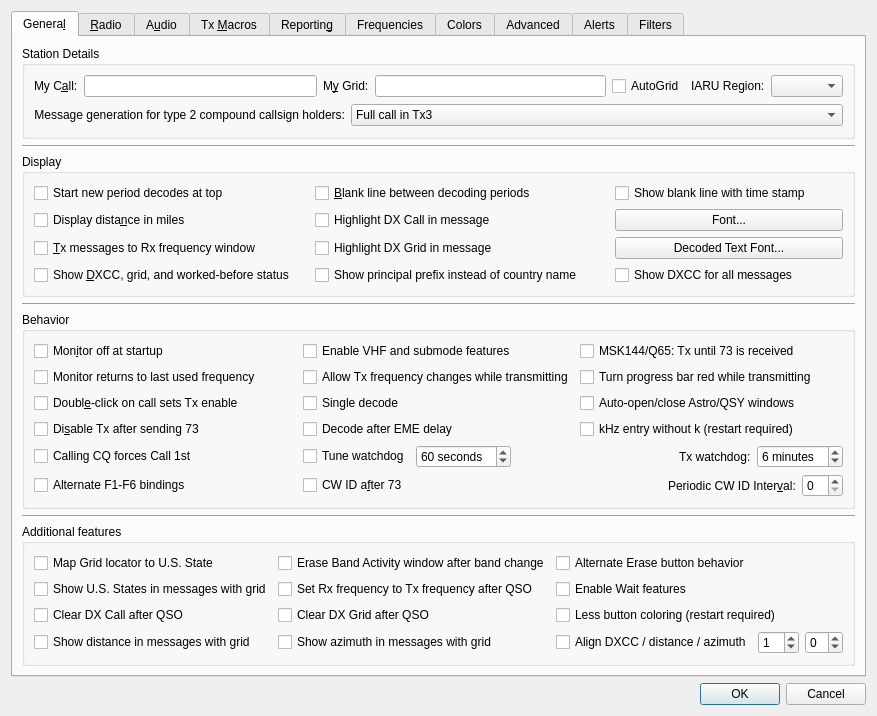
First picture: the form in Configuration.ui, repository uaro-radio/wsjtx, before the edit.
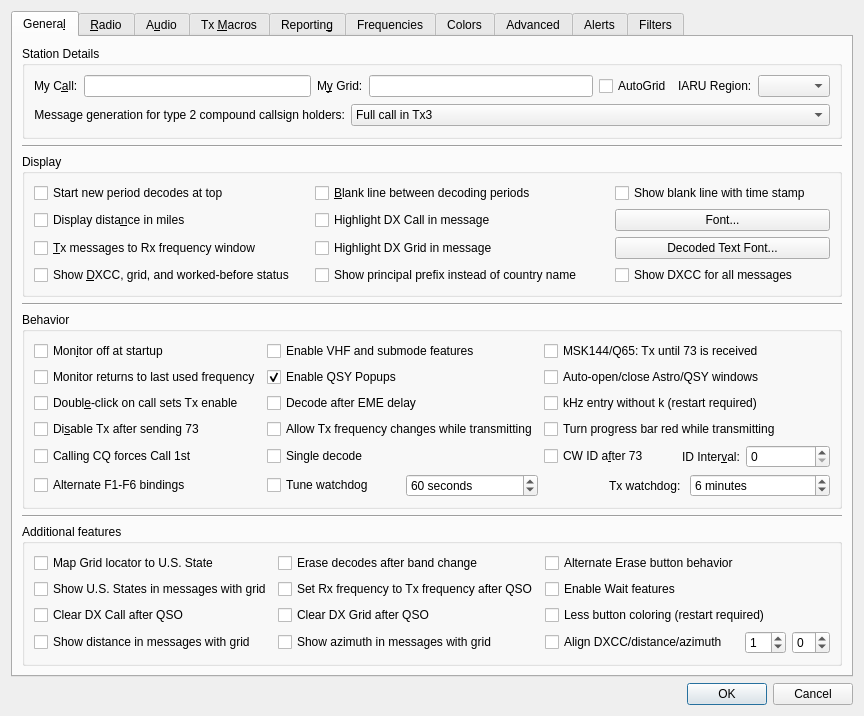
Second picture: the form after the edit. Custom widgets are drawn as their Qt base class.

Commit message: Update to 241018-006r: Move Enable QSY Messages checkbox to the View menu + Save and restore more QSYMessageCreator parameters.

Patch:
```diff
--- a/Configuration.ui
+++ b/Configuration.ui
@@ -6,7 +6,7 @@
    <rect>
     <x>0</x>
     <y>0</y>
-    <width>840</width>
+    <width>825</width>
     <height>705</height>
    </rect>
   </property>
@@ -303,28 +303,8 @@
          <property name="title">
           <string>Behavior</string>
          </property>
-         <layout class="QGridLayout" name="gridLayout_8">
-          <item row="0" column="2">
-           <widget class="QCheckBox" name="repeat_Tx_check_box">
-            <property name="toolTip">
-             <string>&lt;html&gt;&lt;head/&gt;&lt;body&gt;&lt;p&gt;Tx until 73 is received when in MSK144 or Q65 mode. &lt;/p&gt;&lt;/body&gt;&lt;/html&gt;</string>
-            </property>
-            <property name="text">
-             <string>MSK144/Q65: Tx until 73 is received</string>
-            </property>
-           </widget>
-          </item>
-          <item row="1" column="0">
-           <widget class="QCheckBox" name="monitor_last_used_check_box">
-            <property name="toolTip">
-             <string>&lt;html&gt;&lt;head/&gt;&lt;body&gt;&lt;p&gt;Check this if you wish to automatically return to the last monitored frequency when monitor is enabled, leave it unchecked if you wish to have the current rig frequency maintained.&lt;/p&gt;&lt;/body&gt;&lt;/html&gt;</string>
-            </property>
-            <property name="text">
-             <string>Monitor returns to last used frequency</string>
-            </property>
-           </widget>
-          </item>
-          <item row="3" column="0">
+         <layout class="QGridLayout" name="gridLayout_8" rowstretch="0,0,0,0,0,0,0,0" columnstretch="2,3,0,2">
+          <item row="5" column="0">
            <widget class="QCheckBox" name="disable_TX_on_73_check_box">
             <property name="toolTip">
              <string>Turns off automatic transmissions after sending a 73 or any other free
@@ -335,10 +315,20 @@
             </property>
            </widget>
           </item>
-          <item row="2" column="1">
-           <widget class="QCheckBox" name="single_decode_check_box">
+          <item row="4" column="0">
+           <widget class="QCheckBox" name="quick_call_check_box">
+            <property name="toolTip">
+             <string>Automatic transmission mode.</string>
+            </property>
             <property name="text">
-             <string>Single decode</string>
+             <string>Doubl&amp;e-click on call sets Tx enable</string>
+            </property>
+           </widget>
+          </item>
+          <item row="7" column="0">
+           <widget class="QCheckBox" name="alternate_bindings_check_box">
+            <property name="text">
+             <string>Alternate F1-F6 bindings</string>
             </property>
            </widget>
           </item>
@@ -349,57 +339,23 @@
             </property>
            </widget>
           </item>
-          <item row="8" column="0">
-           <widget class="QCheckBox" name="alternate_bindings_check_box">
-            <property name="text">
-             <string>Alternate F1-F6 bindings</string>
-            </property>
-           </widget>
-          </item>
-          <item row="3" column="2">
-           <widget class="QCheckBox" name="kHz_without_k_check_box">
+          <item row="1" column="0">
+           <widget class="QCheckBox" name="monitor_last_used_check_box">
             <property name="toolTip">
              <string>&lt;html&gt;&lt;head/&gt;&lt;body&gt;&lt;p&gt;Allow kHz frequency offset entry without 'k' suffix.&lt;/p&gt;&lt;/body&gt;&lt;/html&gt;</string>
             </property>
             <property name="text">
-             <string>kHz entry without k (restart required)</string>
+             <string>Monitor returns to last used frequency</string>
             </property>
            </widget>
           </item>
-          <item row="2" column="2">
-           <widget class="QCheckBox" name="auto_astro_check_box">
-            <property name="toolTip">
-             <string>&lt;html&gt;&lt;head/&gt;&lt;body&gt;&lt;p&gt;Open the Astronomical Data window automatically when switching to Q65 or JT65 mode and Decode after EME delay is enabled, and close it when no longer needed.&lt;/p&gt;&lt;p&gt;Open the QSYMessage Creator automatically if the VHF Features are enabled and such QSY messages are applicable.&lt;/p&gt;&lt;/body&gt;&lt;/html&gt;</string>
-            </property>
-            <property name="text">
-             <string>Auto-open/close Astro/QSY windows</string>
-            </property>
-           </widget>
-          </item>
-          <item row="3" column="1">
+          <item row="4" column="1">
            <widget class="QCheckBox" name="decode_at_52s_check_box">
             <property name="text">
              <string>Decode after EME delay</string>
             </property>
            </widget>
           </item>
-          <item row="1" column="2">
-           <widget class="QCheckBox" name="progress_bar_check_box">
-            <property name="toolTip">
-             <string>&lt;html&gt;&lt;head/&gt;&lt;body&gt;&lt;p&gt;Turn the progress bar red while transmitting.&lt;/p&gt;&lt;/body&gt;&lt;/html&gt;</string>
-            </property>
-            <property name="text">
-             <string>Turn progress bar red while transmitting</string>
-            </property>
-           </widget>
-          </item>
-          <item row="0" column="1">
-           <widget class="QCheckBox" name="enable_VHF_features_check_box">
-            <property name="text">
-             <string>Enable VHF and submode features</string>
-            </property>
-           </widget>
-          </item>
           <item row="0" column="0">
            <widget class="QCheckBox" name="monitor_off_check_box">
             <property name="toolTip">
@@ -413,32 +369,43 @@
             </property>
            </widget>
           </item>
-          <item row="8" column="1" colspan="2">
-           <layout class="QHBoxLayout" name="horizontalLayout_9">
-            <item>
-             <widget class="QCheckBox" name="CW_id_after_73_check_box">
-              <property name="toolTip">
-               <string>Send a CW ID after every 73 or free text message.</string>
-              </property>
-              <property name="text">
-               <string>CW ID a&amp;fter 73</string>
-              </property>
-             </widget>
-            </item>
-            <item>
-             <spacer name="horizontalSpacer">
-              <property name="orientation">
-               <enum>Qt::Horizontal</enum>
-              </property>
-              <property name="sizeHint" stdset="0">
-               <size>
-                <width>0</width>
-                <height>0</height>
-               </size>
-              </property>
-             </spacer>
-            </item>
-            <item>
+          <item row="6" column="1">
+           <widget class="QCheckBox" name="single_decode_check_box">
+            <property name="text">
+             <string>Single decode</string>
+            </property>
+           </widget>
+          </item>
+          <item row="5" column="1">
+           <widget class="QCheckBox" name="tx_QSY_check_box">
+            <property name="toolTip">
+             <string>&lt;html&gt;&lt;head/&gt;&lt;body&gt;&lt;p&gt;Some rigs are not able to process CAT commands while transmitting. This means that if you are operating in split mode you may have to uncheck this option.&lt;/p&gt;&lt;/body&gt;&lt;/html&gt;</string>
+            </property>
+            <property name="text">
+             <string>Allow Tx frequency changes while transmitting</string>
+            </property>
+           </widget>
+          </item>
+          <item row="1" column="1">
+           <widget class="QCheckBox" name="qsy_popup_check_box">
+            <property name="text">
+             <string>Enable QSY Popups</string>
+            </property>
+            <property name="checked">
+             <bool>true</bool>
+            </property>
+           </widget>
+          </item>
+          <item row="0" column="1">
+           <widget class="QCheckBox" name="enable_VHF_features_check_box">
+            <property name="text">
+             <string>Enable VHF and submode features</string>
+            </property>
+           </widget>
+          </item>
+          <item row="6" column="3">
+           <layout class="QHBoxLayout" name="horizontalLayout_9" stretch="0,0">
+            <item alignment="Qt::AlignRight">
              <widget class="QLabel" name="label">
               <property name="sizePolicy">
                <sizepolicy hsizetype="Preferred" vsizetype="Preferred">
@@ -447,7 +414,7 @@
                </sizepolicy>
               </property>
               <property name="text">
-               <string>Periodic CW ID Inter&amp;val:</string>
+               <string>ID Inter&amp;val:</string>
               </property>
               <property name="buddy">
                <cstring>CW_id_interval_spin_box</cstring>
@@ -466,25 +433,25 @@
             </item>
            </layout>
           </item>
-          <item row="1" column="1">
-           <widget class="QCheckBox" name="tx_QSY_check_box">
+          <item row="6" column="2">
+           <widget class="QCheckBox" name="CW_id_after_73_check_box">
             <property name="toolTip">
              <string>&lt;html&gt;&lt;head/&gt;&lt;body&gt;&lt;p&gt;Some rigs are not able to process CAT commands while transmitting. This means that if you are operating in split mode you may have to uncheck this option.&lt;/p&gt;&lt;/body&gt;&lt;/html&gt;</string>
             </property>
             <property name="text">
-             <string>Allow Tx frequency changes while transmitting</string>
+             <string>CW ID a&amp;fter 73</string>
             </property>
            </widget>
           </item>
-          <item row="6" column="1" colspan="2">
-           <layout class="QHBoxLayout" name="horizontalLayout_12">
+          <item row="7" column="1">
+           <layout class="QHBoxLayout" name="TuneWatchdog_Layout" stretch="0,0">
             <item>
              <widget class="QCheckBox" name="tune_watchdog_check_box">
               <property name="toolTip">
                <string>&lt;html&gt;&lt;head/&gt;&lt;body&gt;&lt;p&gt;Disable the Tune watchdog.&lt;/p&gt;&lt;/body&gt;&lt;/html&gt;</string>
               </property>
               <property name="text">
-               <string>Tune watchdog</string>
+               <string>Tune watchdog   </string>
               </property>
              </widget>
             </item>
@@ -507,23 +474,14 @@
               </property>
              </widget>
             </item>
-            <item>
-             <spacer name="horizontalSpacer_7">
-              <property name="orientation">
-               <enum>Qt::Horizontal</enum>
-              </property>
-              <property name="sizeHint" stdset="0">
-               <size>
-                <width>0</width>
-                <height>0</height>
-               </size>
-              </property>
-             </spacer>
-            </item>
-            <item>
+           </layout>
+          </item>
+          <item row="7" column="2" colspan="2">
+           <layout class="QHBoxLayout" name="TxWatchdog_Layout">
+            <item alignment="Qt::AlignRight">
              <widget class="QLabel" name="label_10">
               <property name="text">
-               <string>Tx watchdog:</string>
+               <string>Tx watchdog: </string>
               </property>
               <property name="buddy">
                <cstring>tx_watchdog_spin_box</cstring>
@@ -551,13 +509,43 @@
             </item>
            </layout>
           </item>
-          <item row="2" column="0">
-           <widget class="QCheckBox" name="quick_call_check_box">
+          <item row="5" column="2" colspan="2">
+           <widget class="QCheckBox" name="progress_bar_check_box">
             <property name="toolTip">
              <string>Automatic transmission mode.</string>
             </property>
             <property name="text">
-             <string>Doubl&amp;e-click on call sets Tx enable</string>
+             <string>Turn progress bar red while transmitting</string>
+            </property>
+           </widget>
+          </item>
+          <item row="4" column="2" colspan="2">
+           <widget class="QCheckBox" name="kHz_without_k_check_box">
+            <property name="toolTip">
+             <string>&lt;html&gt;&lt;head/&gt;&lt;body&gt;&lt;p&gt;Allow kHz frequency offset entry without 'k' suffix.&lt;/p&gt;&lt;/body&gt;&lt;/html&gt;</string>
+            </property>
+            <property name="text">
+             <string>kHz entry without k (restart required)</string>
+            </property>
+           </widget>
+          </item>
+          <item row="1" column="2" colspan="2">
+           <widget class="QCheckBox" name="auto_astro_check_box">
+            <property name="toolTip">
+             <string>&lt;html&gt;&lt;head/&gt;&lt;body&gt;&lt;p&gt;Open the Astronomical Data window automatically when switching to Q65 or JT65 mode and Decode after EME delay is enabled, and close it when no longer needed.&lt;/p&gt;&lt;p&gt;Open the QSYMessage Creator automatically if the VHF Features are enabled and such QSY messages are applicable.&lt;/p&gt;&lt;/body&gt;&lt;/html&gt;</string>
+            </property>
+            <property name="text">
+             <string>Auto-open/close Astro/QSY windows</string>
+            </property>
+           </widget>
+          </item>
+          <item row="0" column="2" colspan="2">
+           <widget class="QCheckBox" name="repeat_Tx_check_box">
+            <property name="toolTip">
+             <string>&lt;html&gt;&lt;head/&gt;&lt;body&gt;&lt;p&gt;Tx until 73 is received when in MSK144 or Q65 mode. &lt;/p&gt;&lt;/body&gt;&lt;/html&gt;</string>
+            </property>
+            <property name="text">
+             <string>MSK144/Q65: Tx until 73 is received</string>
             </property>
            </widget>
           </item>
@@ -582,7 +570,7 @@
          <property name="title">
           <string>Additional features</string>
          </property>
-         <layout class="QGridLayout" name="gridLayout_17" columnstretch="2,2,1,1,1">
+         <layout class="QGridLayout" name="gridLayout_17" columnstretch="3,3,2,1,1">
           <item row="2" column="1">
            <widget class="QCheckBox" name="cbRxToTxAfterQSO">
             <property name="text">
@@ -603,7 +591,7 @@
           <item row="1" column="1">
            <widget class="QCheckBox" name="cbEraseBandActivity">
             <property name="text">
-             <string>Erase Band Activity window after band change</string>
+             <string>Erase decodes after band change</string>
             </property>
            </widget>
           </item>
@@ -634,7 +622,7 @@
              <string>&lt;html&gt;&lt;head/&gt;&lt;body&gt;&lt;p&gt;Align the text for DXCC, distance and azimuth.&lt;/p&gt;&lt;/body&gt;&lt;/html&gt;</string>
             </property>
             <property name="text">
-             <string>Align DXCC / distance / azimuth</string>
+             <string>Align DXCC/distance/azimuth</string>
             </property>
            </widget>
           </item>
```
Left out of the diff: 25 changed lines with no effect on the pictures. The commit also changes 27 other files.
